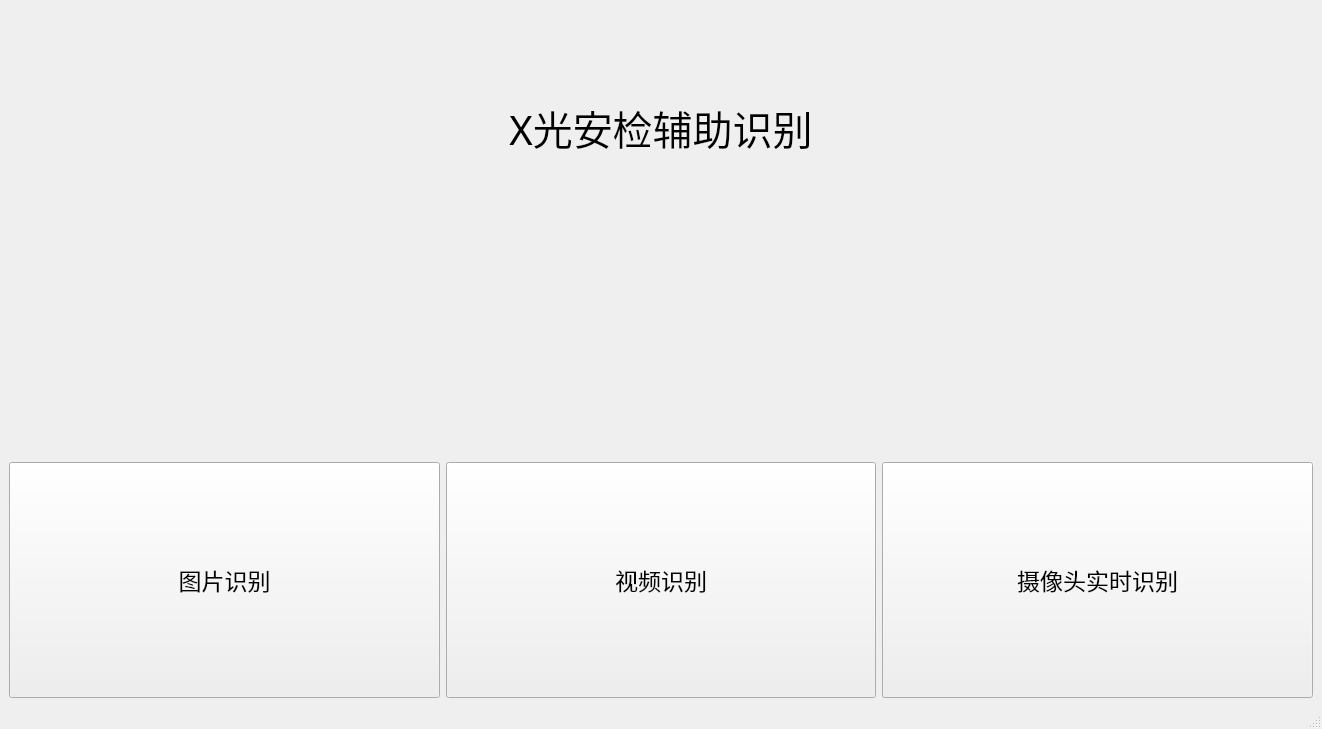
Qt form UI/ui_1.ui (Misaka-9982/Xray_Security_Scanner_Detect) before a commit.
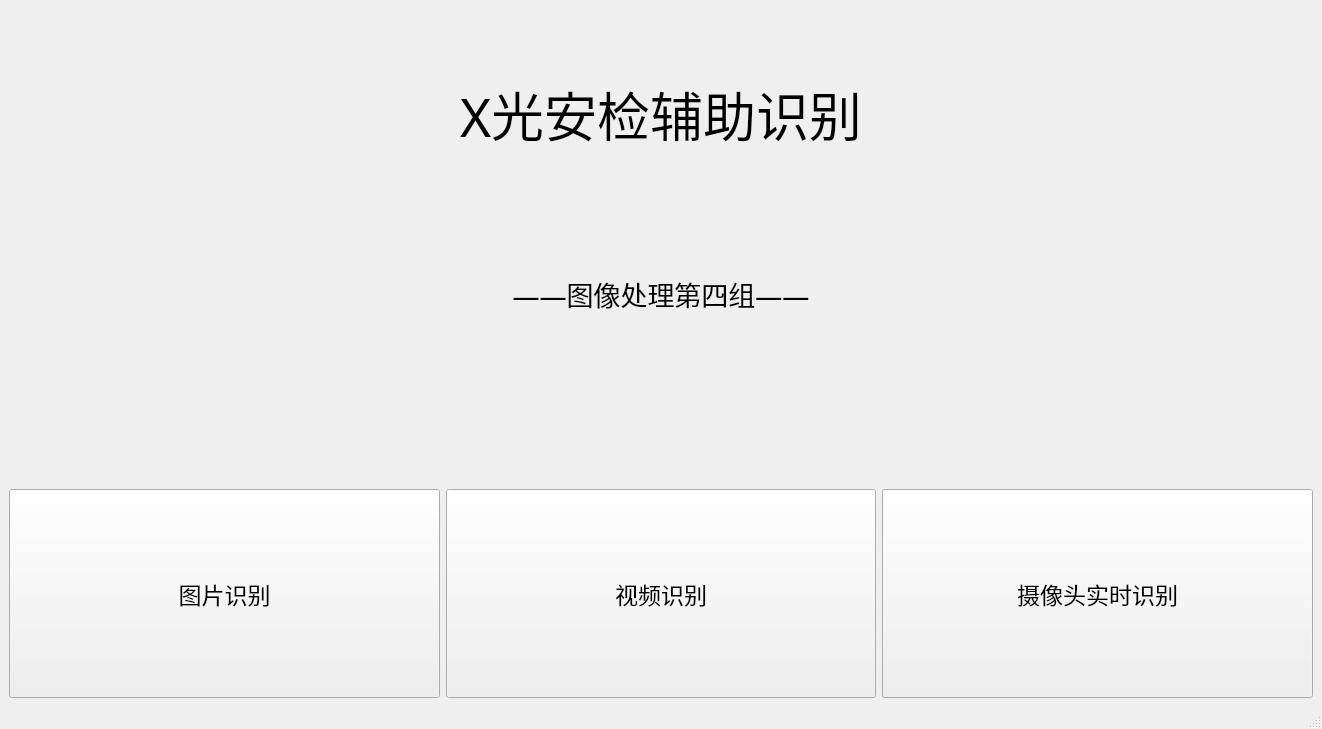
The same form after that commit.

Commit message: ui调整

```diff
--- a/UI/ui_1.ui
+++ b/UI/ui_1.ui
@@ -26,7 +26,7 @@
       <property name="font">
        <font>
         <family>幼圆</family>
-        <pointsize>30</pointsize>
+        <pointsize>40</pointsize>
        </font>
       </property>
       <property name="layoutDirection">
@@ -46,16 +46,32 @@
        <enum>Qt::Vertical</enum>
       </property>
       <property name="sizeType">
-       <enum>QSizePolicy::Preferred</enum>
+       <enum>QSizePolicy::Fixed</enum>
       </property>
       <property name="sizeHint" stdset="0">
        <size>
         <width>20</width>
-        <height>211</height>
+        <height>50</height>
        </size>
       </property>
      </spacer>
     </item>
+    <item>
+     <widget class="QLabel" name="label">
+      <property name="font">
+       <font>
+        <family>幼圆</family>
+        <pointsize>20</pointsize>
+       </font>
+      </property>
+      <property name="text">
+       <string>——图像处理第四组——</string>
+      </property>
+      <property name="alignment">
+       <set>Qt::AlignHCenter|Qt::AlignTop</set>
+      </property>
+     </widget>
+    </item>
     <item>
      <layout class="QHBoxLayout" name="horizontalLayout">
       <item>
```
The commit also changes 1 other file.
